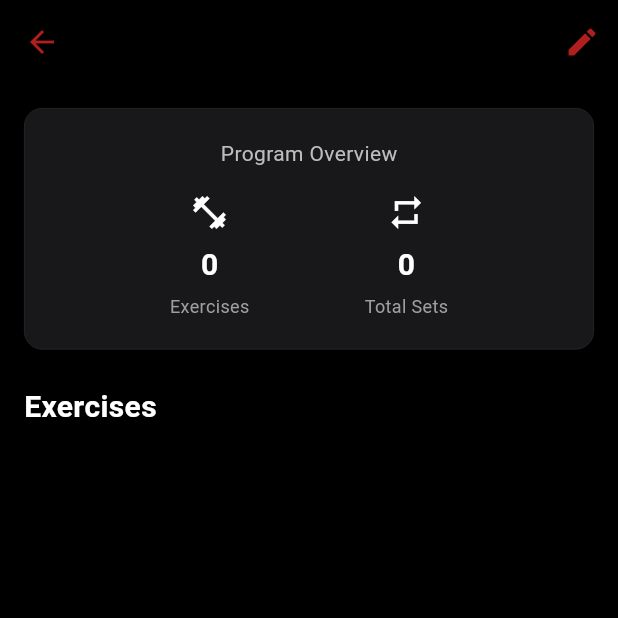
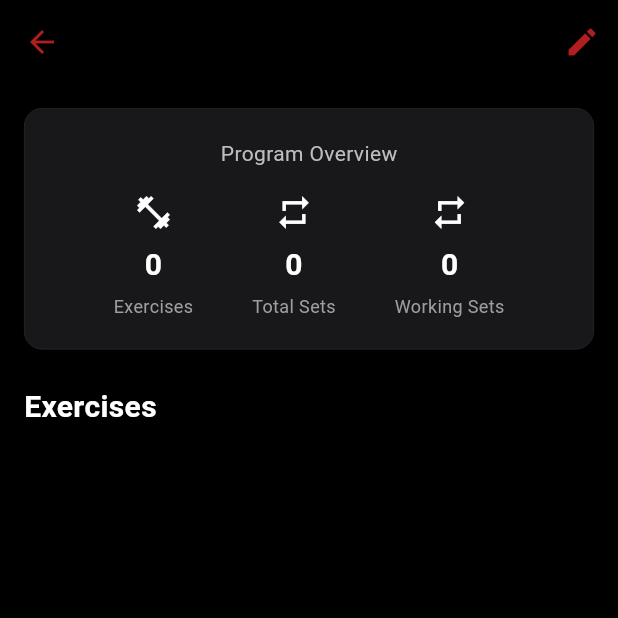
Before and after one commit to gabrielerneving/gym_application, a Flutter app: the ProgramDetailPage screen opened directly with empty values, on a phone screen of 412 x 824 dp, the top half of it. Run offline on Flutter 3.47's test engine with Material 3 defaults, Android fonts, the phone set to English and light mode, and no system bars; our stand-ins replace cloud_firestore, firebase_auth, firebase_core, fl_chart, flutter_riverpod; accounts and stored records are empty.

Commit message:
edit och visar total och warm up sets

```diff
--- a/lib/pages/program_detail_page.dart
+++ b/lib/pages/program_detail_page.dart
@@ -81,6 +81,11 @@ class ProgramDetailPage extends StatelessWidget {
                         icon: Icons.repeat,
                         label: 'Total Sets',
                         value: '${program.exercises.fold<int>(0, (sum, ex) => sum + ex.sets)}',
+                      ),
+                       _buildStatItem(
+                        icon: Icons.repeat,
+                        label: 'Working Sets',
+                        value: '${program.exercises.fold<int>(0, (sum, ex) => sum + ex.workingSets)}',
                       ),
                     ],
                   ),
--- a/lib/widgets/workout_widget.dart
+++ b/lib/widgets/workout_widget.dart
@@ -45,7 +45,7 @@ class WorkoutWidget extends StatelessWidget {
                 ),
               ),
               IconButton(
-                icon: const Icon(Icons.delete, color: Colors.grey),
+                icon: const Icon(Icons.more_vert, color: Colors.grey),
                 onPressed: onMenuPressed, // Anropa callbacken när den trycks
               ),
             ],
```
